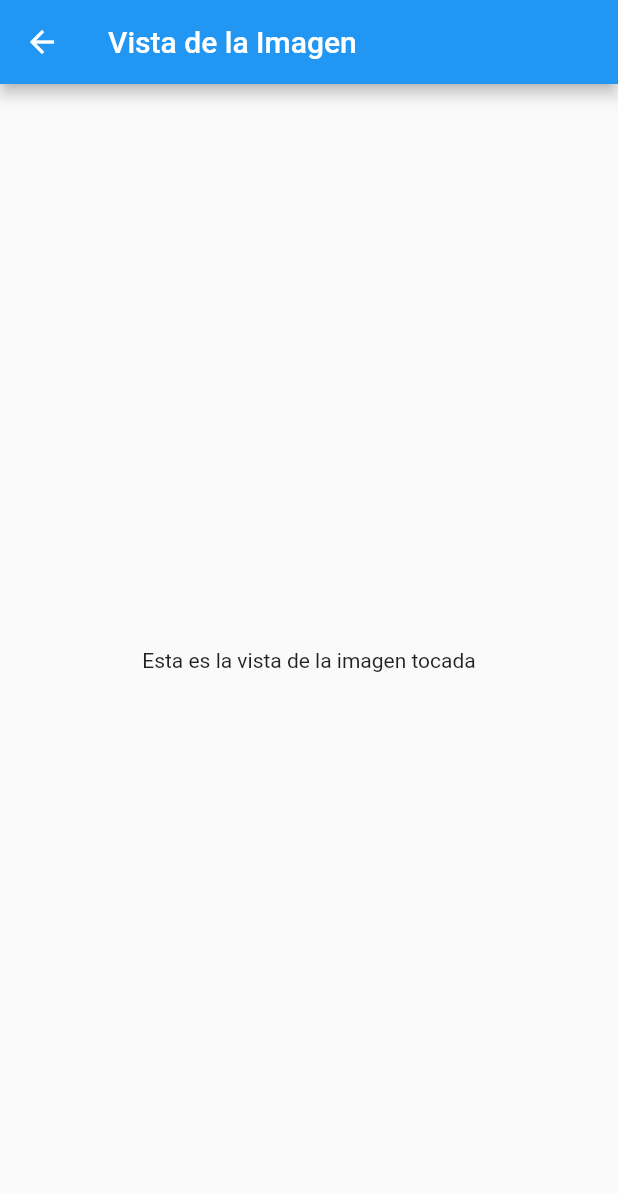
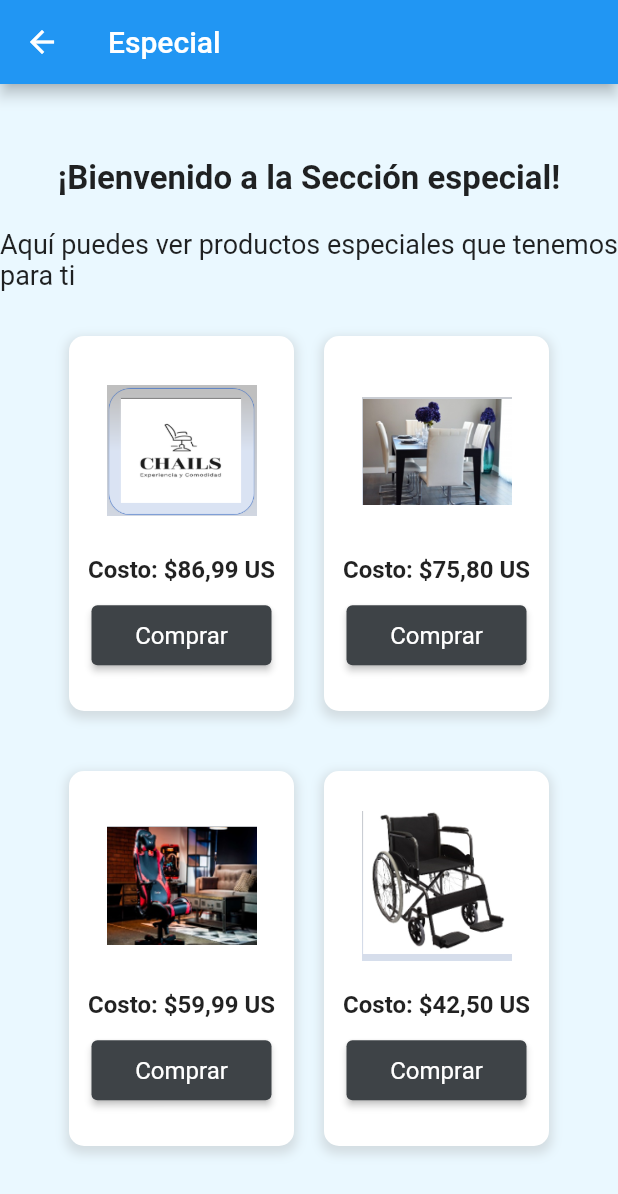
Before and after one commit to ajhub2005/app_sillas, a Flutter app: the VistaDeLaImagen screen opened directly, on a phone screen of 412 x 824 dp. Shown: the top 1194 px of the screen. Run offline on Flutter 3.47's test engine with Material 2 defaults, Android fonts, the phone set to English and light mode, and no system bars.

Commit message:
se sube la ruta de los botones de compra  y otra vista

```diff
--- a/proyecto_sillas/lib/home/vistadelaimagen.dart
+++ b/proyecto_sillas/lib/home/vistadelaimagen.dart
@@ -1,15 +1,116 @@
 import 'package:flutter/material.dart';
 
 class VistaDeLaImagen extends StatelessWidget {
+  const VistaDeLaImagen({super.key});
+
   @override
   Widget build(BuildContext context) {
     return Scaffold(
       appBar: AppBar(
-        title: const Text('Vista de la Imagen'),
+        title: const Text('Especial'),
       ),
-      body: const Center(
-        child: Text('Esta es la vista de la imagen tocada'),
+      body: Container(
+        color: const Color.fromARGB(255, 234, 248, 255), // Color de fondo azul claro
+        child: Center(
+          child: SingleChildScrollView(
+            child: Column(
+              mainAxisAlignment: MainAxisAlignment.center,
+              children: <Widget>[
+                const SizedBox(height: 0),
+                const Text(
+                  '¡Bienvenido a la Sección especial!',
+                  style: TextStyle(
+                    fontSize: 22,
+                    fontWeight: FontWeight.bold,
+                  ),
+                ),
+                const SizedBox(height: 20),
+                const Text(
+                  'Aquí puedes ver productos especiales que tenemos para ti',
+                  style: TextStyle(
+                    fontSize: 18,
+                    fontWeight: FontWeight.normal,
+                  ),
+                ),
+                const SizedBox(height: 20),
+                Row(
+                  mainAxisAlignment: MainAxisAlignment.center,
+                  children: [
+                    _buildProductCard(context, 'assets/images/imagen1.png', '\$86,99 US'),
+                    _buildProductCard(context, 'assets/images/imagen2.png', '\$75,80 US'),
+                  ],
+                ),
+                const SizedBox(height: 20),
+                Row(
+                  mainAxisAlignment: MainAxisAlignment.center,
+                  children: [
+                    _buildProductCard(context, 'assets/images/imagen3.png', '\$59,99 US'),
+                    _buildProductCard(context, 'assets/images/imagen4.png', '\$42,50 US'),
+                  ],
+                ),
+                // Puedes continuar agregando más filas de cuadros de productos
+              ],
+            ),
+          ),
+        ),
+      ),
+    );
+  }
+
+  Widget _buildProductCard(BuildContext context, String imagePath, String price) {
+    return Container(
+      width: 150,
+      height: 250,
+      margin: const EdgeInsets.all(10),
+      decoration: BoxDecoration(
+        color: Colors.white,
+        borderRadius: BorderRadius.circular(10),
+        boxShadow: [
+          BoxShadow(
+            color: Colors.grey.withOpacity(0.3),
+            spreadRadius: 2,
+            blurRadius: 5,
+            offset: const Offset(0, 3),
+          ),
+        ],
+      ),
+      child: Column(
+        mainAxisAlignment: MainAxisAlignment.center,
+        children: [
+          Image.asset(imagePath, width: 100, height: 100),
+          const SizedBox(height: 20),
+          Text(
+            'Costo: $price',
+            style: const TextStyle(
+              fontSize: 16,
+              fontWeight: FontWeight.bold,
+            ),
+          ),
+          const SizedBox(height: 10),
+          ElevatedButton(
+            onPressed: () {
+              // Acción al presionar el botón
+               Navigator.pushNamed(context, "/for_opagos");
+
+            },
+            style: ElevatedButton.styleFrom(
+              primary: const Color.fromARGB(255, 62, 67, 71),
+              textStyle: const TextStyle(
+                fontSize: 16,
+              ),
+              minimumSize: const Size(120, 40),
+            ),
+            child: const Text('Comprar'),
+          ),
+        ],
       ),
     );
   }
 }
+
+
+
+// // import 'package:flutter/material.dart';
+
+// class Sesion extends StatelessWidget {
+//   const Sesion({Key? key}) : super(key: key);
--- a/proyecto_sillas/lib/main.dart
+++ b/proyecto_sillas/lib/main.dart
@@ -3,6 +3,7 @@ import 'logins/login.dart';
 import 'logins/registro.dart';
 import 'home/principal.dart';
 import 'home/menu_opciones.dart';
+import 'home/for_pago.dart';
 // import 'home/home.dart';
 
 // import 'package:flutter/services.dart' show rootBundle;
@@ -23,6 +24,7 @@ class MyApp extends StatelessWidget {
         '/registro': (context) => const SignupPage(),
         '/alejo': (context) => const MainMenuPage(),
         '/opcionnes': (context) => const DemoMWDrawerScreen2(),
+        '/for_opagos': (context) => const for_pago(),
       },
     );
   }
--- a/proyecto_sillas/pubspec.yaml
+++ b/proyecto_sillas/pubspec.yaml
@@ -93,4 +93,6 @@ flutter:
     - assets/images/imagen1.png
     - assets/images/imagen2.png
     - assets/images/imagen6.png
-    - assets/images/imagen6.png
+    - assets/images/imagen4.png
+    - assets/images/imagen8.png
+    - assets/images/imagen3.png
```
Also changed, not shown: proyecto_sillas/lib/home/Sesion.dart (+71 -63 lines), proyecto_sillas/lib/home/for_pago.dart (added, +21 -0 lines), proyecto_sillas/lib/home/menu_opciones.dart (+3 -4 lines), proyecto_sillas/lib/home/profile.dart (deleted, +0 -20 lines), proyecto_sillas/lib/home/seccion.dart (deleted, +0 -23 lines), proyecto_sillas/lib/home/servicios.dart (+5 -2 lines), proyecto_sillas/assets/images/imagen8.png (added).
